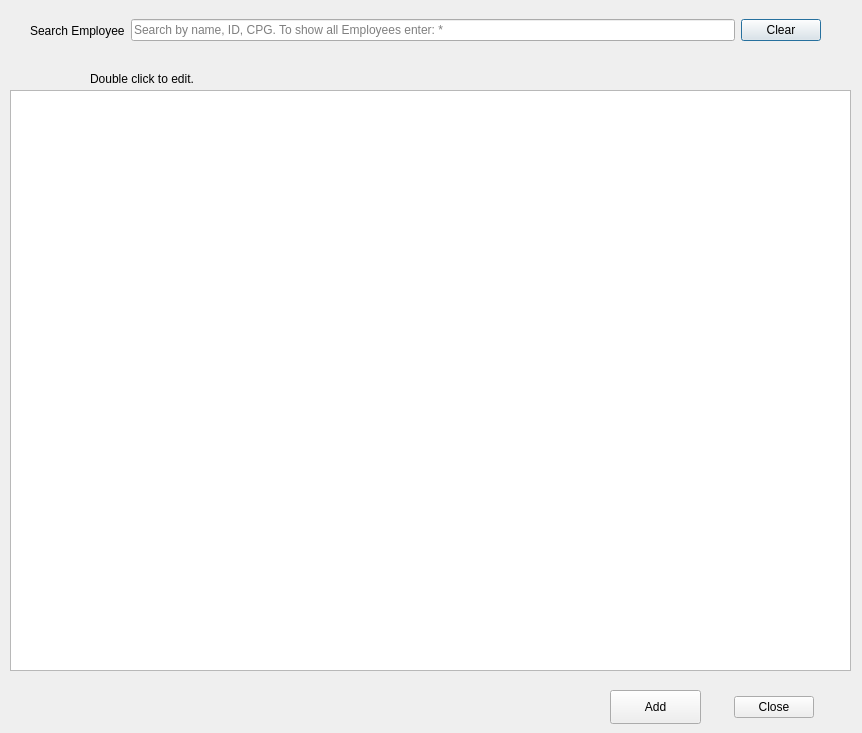
First picture: the form in Employee_List.ui, repository bedi1982/Oficina, before the edit.
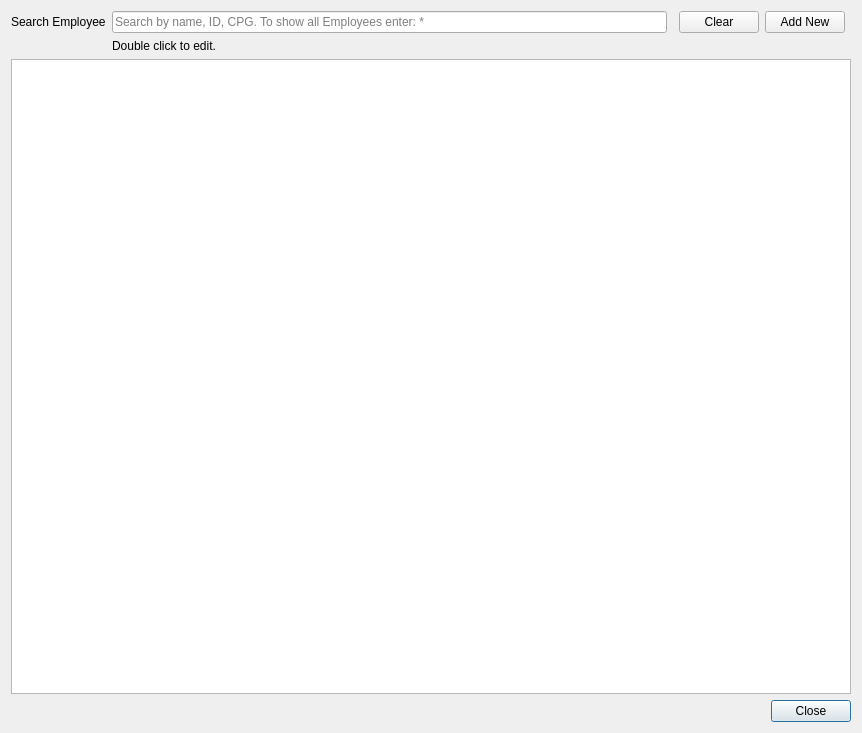
Second picture: the form after the edit. Icons and pictures are not drawn.

Commit message: All forms now have a layout and resize correctly.

```diff
--- a/Employee_List.ui
+++ b/Employee_List.ui
@@ -17,15 +17,41 @@
    <iconset resource="images/images.qrc">
     <normaloff>:/emoticons/service.png</normaloff>:/emoticons/service.png</iconset>
   </property>
+  <layout class="QGridLayout" name="gridLayout">
+   <item row="1" column="1">
+    <widget class="QLineEdit" name="line_ID_or_CPG_or_Name">
+     <property name="text">
+      <string/>
+     </property>
+     <property name="maxLength">
+      <number>30</number>
+     </property>
+     <property name="placeholderText">
+      <string>Search by name, ID, CPG. To show all Employees enter: *</string>
+     </property>
+    </widget>
+   </item>
+   <item row="2" column="0" alignment="Qt::AlignRight">
+    <widget class="QLabel" name="label_Hint_Icon">
+     <property name="maximumSize">
+      <size>
+       <width>31</width>
+       <height>31</height>
+      </size>
+     </property>
+     <property name="text">
+      <string/>
+     </property>
+     <property name="pixmap">
+      <pixmap resource="images/images.qrc">:/emoticons/hint.png</pixmap>
+     </property>
+     <property name="scaledContents">
+      <bool>true</bool>
+     </property>
+    </widget>
+   </item>
+   <item row="3" column="0" colspan="6">
   <widget class="QTableView" name="tbl_Services_History">
-   <property name="geometry">
-    <rect>
-     <x>10</x>
-     <y>90</y>
-     <width>841</width>
-     <height>581</height>
-    </rect>
-   </property>
    <property name="sizePolicy">
     <sizepolicy hsizetype="Expanding" vsizetype="Expanding">
      <horstretch>0</horstretch>
@@ -60,37 +86,38 @@
     <bool>true</bool>
    </attribute>
   </widget>
-  <widget class="QWidget" name="horizontalLayoutWidget">
-   <property name="geometry">
-    <rect>
-     <x>30</x>
-     <y>10</y>
-     <width>791</width>
-     <height>41</height>
-    </rect>
-   </property>
-   <layout class="QHBoxLayout" name="horizontalLayout">
-    <item alignment="Qt::AlignRight">
+   </item>
+   <item row="4" column="0">
+    <widget class="QLabel" name="label_2">
+     <property name="maximumSize">
+      <size>
+       <width>61</width>
+       <height>61</height>
+      </size>
+     </property>
+     <property name="text">
+      <string/>
+     </property>
+     <property name="pixmap">
+      <pixmap resource="images/images.qrc">:/emoticons/service.png</pixmap>
+     </property>
+    </widget>
+   </item>
+   <item row="4" column="4" colspan="2">
+    <widget class="QDialogButtonBox" name="buttonBox">
+     <property name="standardButtons">
+      <set>QDialogButtonBox::Close</set>
+     </property>
+    </widget>
+   </item>
+   <item row="1" column="0">
      <widget class="QLabel" name="lbl_Search">
       <property name="text">
        <string>Search Employee</string>
       </property>
      </widget>
     </item>
-    <item>
-     <widget class="QLineEdit" name="line_ID_or_CPG_or_Name">
-      <property name="text">
-       <string/>
-      </property>
-      <property name="maxLength">
-       <number>30</number>
-      </property>
-      <property name="placeholderText">
-       <string>Search by name, ID, CPG. To show all Employees enter: *</string>
-      </property>
-     </widget>
-    </item>
-    <item>
+   <item row="1" column="3">
      <widget class="QPushButton" name="Clear_Button">
       <property name="text">
        <string>Clear</string>
@@ -101,61 +128,10 @@
       </property>
      </widget>
     </item>
-   </layout>
-  </widget>
-  <widget class="QDialogButtonBox" name="buttonBox">
-   <property name="geometry">
-    <rect>
-     <x>623</x>
-     <y>690</y>
-     <width>191</width>
-     <height>34</height>
-    </rect>
-   </property>
-   <property name="standardButtons">
-    <set>QDialogButtonBox::Close</set>
-   </property>
-  </widget>
-  <widget class="QLabel" name="label">
-   <property name="geometry">
-    <rect>
-     <x>90</x>
-     <y>70</y>
-     <width>141</width>
-     <height>18</height>
-    </rect>
-   </property>
-   <property name="text">
-    <string>Double click to edit.</string>
-   </property>
-  </widget>
-  <widget class="QLabel" name="label_2">
-   <property name="geometry">
-    <rect>
-     <x>30</x>
-     <y>670</y>
-     <width>61</width>
-     <height>61</height>
-    </rect>
-   </property>
-   <property name="text">
-    <string/>
-   </property>
-   <property name="pixmap">
-    <pixmap resource="images/images.qrc">:/emoticons/service.png</pixmap>
-   </property>
-  </widget>
+   <item row="1" column="4">
   <widget class="QPushButton" name="btn_Add">
-   <property name="geometry">
-    <rect>
-     <x>610</x>
-     <y>690</y>
-     <width>91</width>
-     <height>34</height>
-    </rect>
-   </property>
    <property name="text">
-    <string>Add</string>
+      <string>Add New</string>
    </property>
    <property name="icon">
     <iconset resource="images/images.qrc">
@@ -168,25 +144,15 @@
     </size>
    </property>
   </widget>
-  <widget class="QLabel" name="label_Hint_Icon">
-   <property name="geometry">
-    <rect>
-     <x>50</x>
-     <y>60</y>
-     <width>31</width>
-     <height>31</height>
-    </rect>
-   </property>
+   </item>
+   <item row="2" column="1">
+    <widget class="QLabel" name="label">
    <property name="text">
-    <string/>
-   </property>
-   <property name="pixmap">
-    <pixmap resource="images/images.qrc">:/emoticons/hint.png</pixmap>
-   </property>
-   <property name="scaledContents">
-    <bool>true</bool>
-   </property>
-  </widget>
+      <string>Double click to edit.</string>
+     </property>
+    </widget>
+   </item>
+  </layout>
  </widget>
  <resources>
   <include location="images/images.qrc"/>
```
Lines whose indentation alone changed are shown as unchanged. The commit also changes 18 other files.
